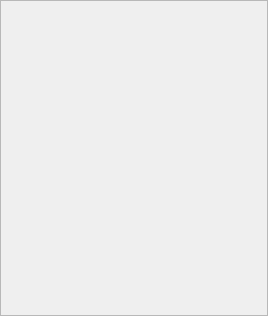
ChristopheClaustre/Radium-Engine, file Plugins/PointyCloud/src/UI/PointyCloudUI.ui: the form before one commit.
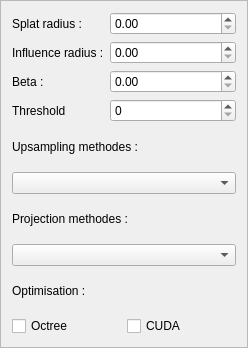
The form after the commit.

Commit message:
Mise en place de l'UI
- Creation objects d'interface
- Creation des slots
- Gestion du clamping des valeurs (à perfectionner)

TODO :
Prevoir de chercher les valeurs min-max dans des variables static definit
par system.

Patch:
```diff
--- a/Plugins/PointyCloud/src/UI/PointyCloudUI.ui
+++ b/Plugins/PointyCloud/src/UI/PointyCloudUI.ui
@@ -6,8 +6,8 @@
    <rect>
     <x>0</x>
     <y>0</y>
-    <width>268</width>
-    <height>316</height>
+    <width>248</width>
+    <height>348</height>
    </rect>
   </property>
   <property name="windowTitle">
@@ -19,7 +19,152 @@
   <property name="frameShadow">
    <enum>QFrame::Raised</enum>
   </property>
-  <layout class="QVBoxLayout" name="verticalLayout_2"/>
+  <layout class="QVBoxLayout" name="verticalLayout_2">
+   <item>
+    <layout class="QFormLayout" name="formLayout">
+     <property name="sizeConstraint">
+      <enum>QLayout::SetNoConstraint</enum>
+     </property>
+     <property name="fieldGrowthPolicy">
+      <enum>QFormLayout::AllNonFixedFieldsGrow</enum>
+     </property>
+     <property name="rowWrapPolicy">
+      <enum>QFormLayout::DontWrapRows</enum>
+     </property>
+     <property name="labelAlignment">
+      <set>Qt::AlignLeading|Qt::AlignLeft|Qt::AlignVCenter</set>
+     </property>
+     <property name="formAlignment">
+      <set>Qt::AlignRight|Qt::AlignTop|Qt::AlignTrailing</set>
+     </property>
+     <property name="horizontalSpacing">
+      <number>6</number>
+     </property>
+     <property name="verticalSpacing">
+      <number>6</number>
+     </property>
+     <property name="leftMargin">
+      <number>0</number>
+     </property>
+     <property name="topMargin">
+      <number>0</number>
+     </property>
+     <item row="0" column="0">
+      <widget class="QLabel" name="label_2">
+       <property name="text">
+        <string>Splat radius :</string>
+       </property>
+      </widget>
+     </item>
+     <item row="0" column="1">
+      <widget class="QDoubleSpinBox" name="m_splatRadius">
+       <property name="layoutDirection">
+        <enum>Qt::LeftToRight</enum>
+       </property>
+       <property name="alignment">
+        <set>Qt::AlignLeading|Qt::AlignLeft|Qt::AlignVCenter</set>
+       </property>
+      </widget>
+     </item>
+     <item row="1" column="0">
+      <widget class="QLabel" name="label_3">
+       <property name="text">
+        <string>Influence radius :</string>
+       </property>
+      </widget>
+     </item>
+     <item row="1" column="1">
+      <widget class="QDoubleSpinBox" name="m_influenceRadius">
+       <property name="layoutDirection">
+        <enum>Qt::LeftToRight</enum>
+       </property>
+       <property name="alignment">
+        <set>Qt::AlignLeading|Qt::AlignLeft|Qt::AlignVCenter</set>
+       </property>
+      </widget>
+     </item>
+     <item row="2" column="0">
+      <widget class="QLabel" name="label">
+       <property name="text">
+        <string>Beta :</string>
+       </property>
+      </widget>
+     </item>
+     <item row="2" column="1">
+      <widget class="QDoubleSpinBox" name="m_beta">
+       <property name="layoutDirection">
+        <enum>Qt::LeftToRight</enum>
+       </property>
+       <property name="alignment">
+        <set>Qt::AlignLeading|Qt::AlignLeft|Qt::AlignVCenter</set>
+       </property>
+      </widget>
+     </item>
+     <item row="3" column="0">
+      <widget class="QLabel" name="label_4">
+       <property name="text">
+        <string>Threshold</string>
+       </property>
+      </widget>
+     </item>
+     <item row="3" column="1">
+      <widget class="QSpinBox" name="m_threshold">
+       <property name="layoutDirection">
+        <enum>Qt::LeftToRight</enum>
+       </property>
+       <property name="alignment">
+        <set>Qt::AlignLeading|Qt::AlignLeft|Qt::AlignVCenter</set>
+       </property>
+      </widget>
+     </item>
+    </layout>
+   </item>
+   <item>
+    <widget class="QLabel" name="label_5">
+     <property name="text">
+      <string>Upsampling methodes :</string>
+     </property>
+    </widget>
+   </item>
+   <item>
+    <widget class="QComboBox" name="m_upsamplingMethodes"/>
+   </item>
+   <item>
+    <widget class="QLabel" name="label_6">
+     <property name="text">
+      <string>Projection methodes :</string>
+     </property>
+    </widget>
+   </item>
+   <item>
+    <widget class="QComboBox" name="m_projectionMethodes"/>
+   </item>
+   <item>
+    <widget class="QLabel" name="label_7">
+     <property name="text">
+      <string>Optimisation :</string>
+     </property>
+    </widget>
+   </item>
+   <item>
+    <layout class="QHBoxLayout" name="horizontalLayout">
+     <item>
+      <widget class="QCheckBox" name="m_octree">
+       <property name="text">
+        <string>Octree</string>
+       </property>
+      </widget>
+     </item>
+     <item>
+      <widget class="QCheckBox" name="m_cuda">
+       <property name="text">
+        <string>CUDA</string>
+       </property>
+      </widget>
+     </item>
+    </layout>
+   </item>
+  </layout>
  </widget>
  <resources/>
  <connections/>
```
The commit also changes 2 other files.
